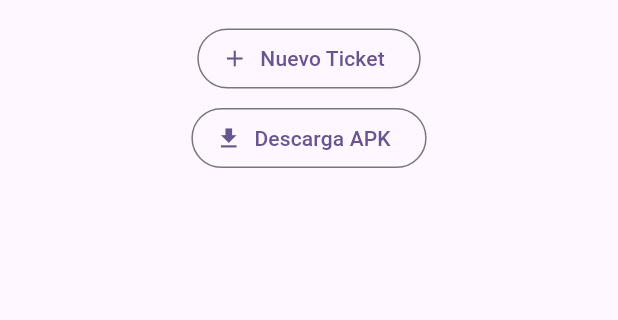
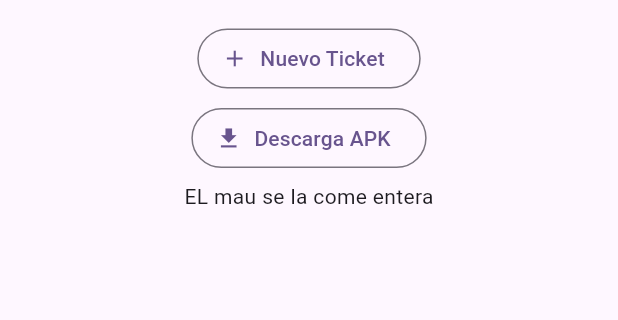
Before and after one commit to SamuelCM123/template_flutter_test, a Flutter app: the screen it shows after launch, on a phone screen of 412 x 824 dp, the part 114-434 px from its top. Run offline on Flutter 3.47's test engine with Material 3 defaults, Android fonts, the phone set to English and light mode, and no system bars; our stand-ins replace animate_do, device_info_plus, dio, flutter_riverpod, go_router, google_fonts and 4 more.

Commit message:
feat: Integración de texto

```diff
--- a/lib/modules/tickets/screens/new_ticket_screen.dart
+++ b/lib/modules/tickets/screens/new_ticket_screen.dart
@@ -56,7 +56,10 @@ class _NewTicketScreenState extends ConsumerState<NewTicketScreen> {
             },
             label: const Text('Descarga APK'),
             icon: const Icon(Icons.download)
-          )
+          ),
+          Center(
+            child: Text('EL mau se la come entera'),
+          ),
         ]
       )
     );
```
